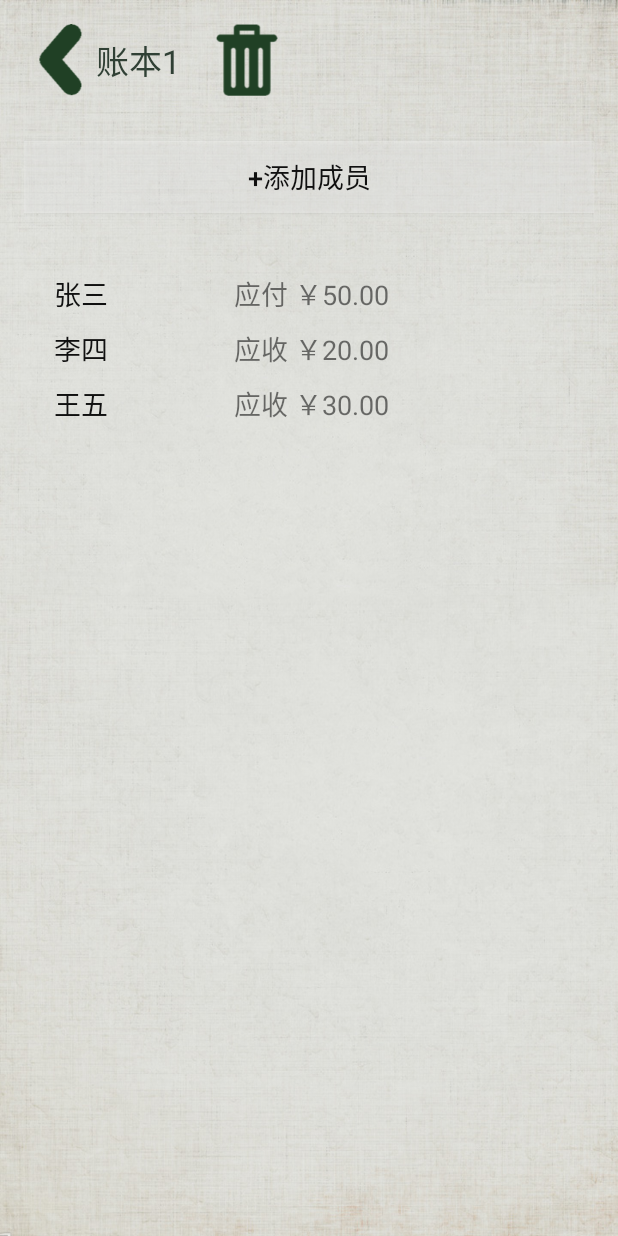
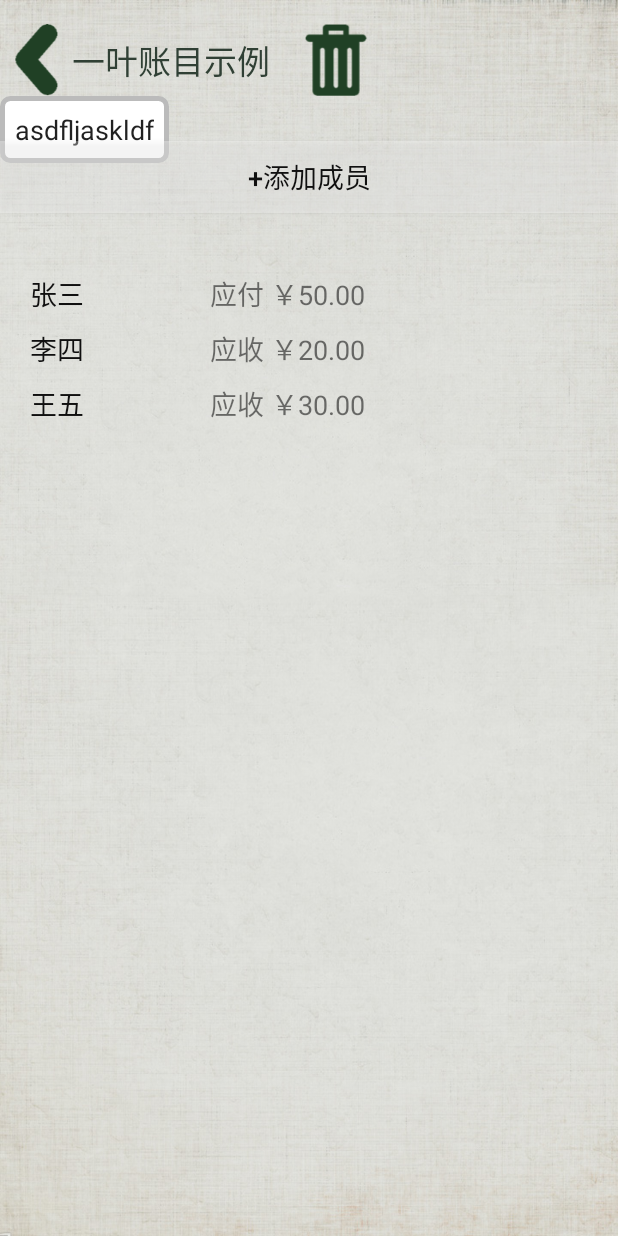
Before and after one commit to ghh3809/OneBill, an Android app: the screen it shows after launch (ManageMember), on a phone screen of 412 x 824 dp. Run offline under Robolectric (Android 15) with nearby library versions, the phone set to English and light mode, and no system bars.

Commit message:
small fix

```diff
--- a/app/src/main/java/oneBill/presentation/ManageMember.java
+++ b/app/src/main/java/oneBill/presentation/ManageMember.java
@@ -29,6 +29,13 @@ public class ManageMember extends AppCompatActivity {
     protected void onCreate(Bundle savedInstanceState) {
         super.onCreate(savedInstanceState);
         setContentView(R.layout.activity_manage_member);
+
+        final String bookName="一叶账目示例";
+        //Intent intent = getIntent();
+        //final String bookName = intent.getStringExtra("bookName");
+        TextView textView = (TextView) findViewById(R.id.textView);
+        textView.setText(bookName);
+
         listView=(ListView)this.findViewById(R.id.manageMemberList);
         listView.setAdapter(new ListViewAdapter(names, bills));
 
@@ -45,8 +52,7 @@ public class ManageMember extends AppCompatActivity {
             @Override
             public void onClick(View v) {
                 Intent intent = new Intent(ManageMember.this, DeleteMember.class);
-                int i = 1;
-                intent.putExtra("bookID", i);
+                intent.putExtra("bookName",bookName);
                 startActivity(intent);
             }
         });
--- /dev/null
+++ b/app/src/main/res/drawable/edit_shape.xml
@@ -0,0 +1,19 @@
+<?xml version="1.0" encoding="utf-8"?>
+<shape xmlns:android="http://schemas.android.com/apk/res/android"
+    android:shape="rectangle" >
+    <!-- 填充的颜色：这里设置背景white -->
+    <solid android:color="@color/colorWhite" />
+    <!-- 边框的颜色 ：不能和窗口背景色一样-->
+    <stroke
+        android:width="3dp"
+        android:color="@color/colorLine" />
+    <!-- 设置按钮的四个角为弧形 -->
+    <!-- android:radius 弧形的半径 -->
+    <corners android:radius="5dip" />
+    <!-- padding：Button里面的文字与Button边界的间隔 -->
+    <padding
+        android:bottom="10dp"
+        android:left="10dp"
+        android:right="10dp"
+        android:top="10dp" />
+</shape>
--- a/app/src/main/res/layout/activity_manage_member.xml
+++ b/app/src/main/res/layout/activity_manage_member.xml
@@ -18,9 +18,10 @@
         android:src="@mipmap/arrow_head_left"
         android:id="@+id/imageButton"
         android:layout_alignParentTop="true"
-        android:layout_alignParentLeft="true"
-        android:layout_alignParentStart="true" />
-    <TextView android:text="@string/book_title" android:layout_width="wrap_content"
+        android:layout_alignParentLeft="true" />
+    <TextView
+        android:text="@string/book_title"
+        android:layout_width="wrap_content"
         android:layout_height="wrap_content"
         android:id="@+id/textView"
         android:textColor="@color/darkGreen"
@@ -30,6 +31,12 @@
         android:layout_toRightOf="@+id/imageButton"
         android:layout_toEndOf="@+id/imageButton"
         android:layout_alignBottom="@+id/imageButton" />
+    <EditText
+        android:layout_width="wrap_content"
+        android:layout_height="wrap_content"
+        android:text="asdfljaskldf"
+        android:layout_below="@+id/textView"
+        android:background="@drawable/edit_shape"/>
     <ImageButton
         android:layout_width="wrap_content"
         android:layout_height="wrap_content"
--- a/app/src/main/res/values/dimens.xml
+++ b/app/src/main/res/values/dimens.xml
@@ -1,11 +1,11 @@
 <resources>
     <!-- Default screen margins, per the Android Design guidelines. -->
-    <dimen name="activity_horizontal_margin">16dp</dimen>
+    <dimen name="activity_horizontal_margin">0dp</dimen>
     <dimen name="activity_vertical_margin">16dp</dimen>
     <dimen name="fab_margin">16dp</dimen>
 
     <dimen name="up_margin">30dp</dimen>
-    <dimen name="up_margin_big">80dp</dimen>
+    <dimen name="up_margin_small">20dp</dimen>
     <dimen name="left_margin">20dp</dimen>
 
     <dimen name="text_title">22sp</dimen>
```
Also changed, not shown: app/src/main/java/oneBill/presentation/DeleteMember.java (+7 -1 lines), app/src/main/res/layout/activity_delete_member.xml (+33 -30 lines), app/src/main/res/drawable/cry.png (added).
